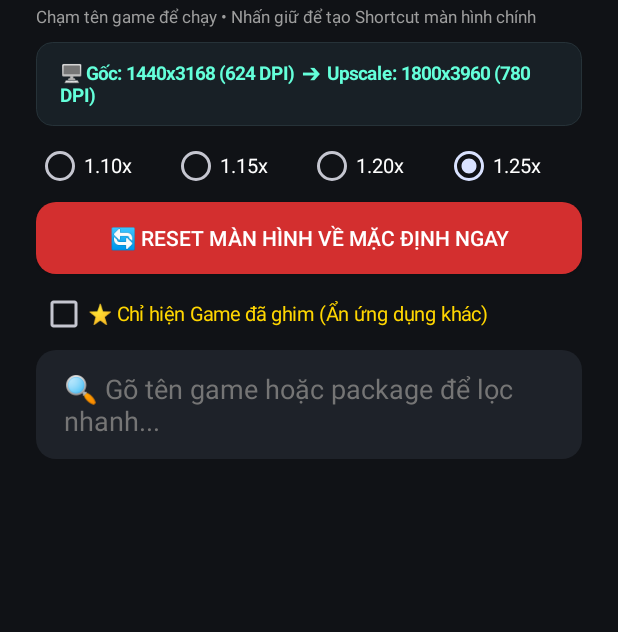
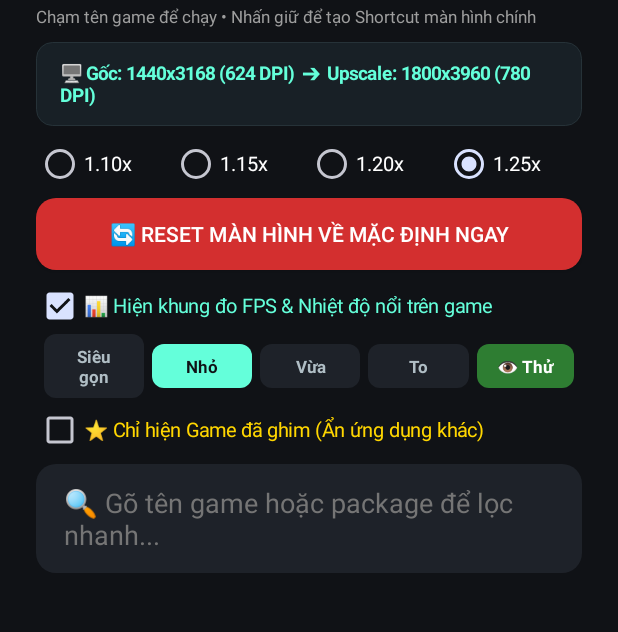
Before and after one commit to hoanfnho7/GameUpscaler, an Android app: the screen it shows after launch (MainActivity), on a phone screen of 412 x 824 dp, the part 83-715 px from its top. Run offline under Robolectric (Android 15) with nearby library versions, the phone set to English and light mode, and no system bars; libraries missing offline, so code that uses them is left out: rikka.shizuku; 1 statement that could not run was skipped.

Commit message:
Feat: Add customizable overlay sizes (Ultra-compact to Large), live preview & saved position

```diff
--- a/app/src/main/java/com/nho/upscaler/MainActivity.kt
+++ b/app/src/main/java/com/nho/upscaler/MainActivity.kt
@@ -18,8 +18,10 @@ import android.graphics.Typeface
 import android.graphics.drawable.Drawable
 import android.graphics.drawable.GradientDrawable
 import android.graphics.drawable.Icon
+import android.net.Uri
 import android.os.Build
 import android.os.Bundle
+import android.provider.Settings
 import android.text.Editable
 import android.text.TextWatcher
 import android.view.Gravity
@@ -48,6 +50,9 @@ class MainActivity : Activity() {
     private val pinnedPkgs = mutableSetOf<String>()
     private var selectedFactor = 125
     private var showPinnedOnly = false
+    private var enableFpsOverlay = true
+    private var overlaySizeLevel = 1
+    private var isPreviewing = false
     private var currentQuery = ""
     private var physW = 1440
     private var physH = 3168
@@ -59,6 +64,8 @@ class MainActivity : Activity() {
         prefs = getSharedPreferences("upscaler_prefs", Context.MODE_PRIVATE)
         selectedFactor = prefs.getInt("saved_factor", 125)
         showPinnedOnly = prefs.getBoolean("show_pinned_only", false)
+        enableFpsOverlay = prefs.getBoolean("enable_fps_overlay", true)
+        overlaySizeLevel = prefs.getInt("overlay_size_level", 1)
 
         if (handleIncomingIntent(intent)) {
             finish()
@@ -107,7 +114,6 @@ class MainActivity : Activity() {
         }
         root.addView(subTitle)
 
-        // Khung hiển thị trực tiếp thông số Pixel & DPI thực tế
         previewTv = TextView(this).apply {
             text = "Đang đọc độ phân giải vật lý..."
             textSize = 12.5f
@@ -120,12 +126,11 @@ class MainActivity : Activity() {
                 setStroke(1, Color.parseColor("#263238"))
             }
         }
-        root.addView(previewTv, LinearLayout.LayoutParams(ViewGroup.LayoutParams.MATCH_PARENT, ViewGroup.LayoutParams.WRAP_CONTENT).apply { bottomMargin = 16 })
+        root.addView(previewTv, LinearLayout.LayoutParams(ViewGroup.LayoutParams.MATCH_PARENT, ViewGroup.LayoutParams.WRAP_CONTENT).apply { bottomMargin = 14 })
 
-        // Hàng chọn 4 mức Upscale chung
         val radioGroup = RadioGroup(this).apply {
             orientation = RadioGroup.HORIZONTAL
-            setPadding(0, 0, 0, 12)
+            setPadding(0, 0, 0, 10)
         }
         val scales = listOf(110 to "1.10x", 115 to "1.15x", 120 to "1.20x", 125 to "1.25x")
         scales.forEach { (factor, label) ->
@@ -147,7 +152,6 @@ class MainActivity : Activity() {
         }
         root.addView(radioGroup, LinearLayout.LayoutParams(ViewGroup.LayoutParams.MATCH_PARENT, ViewGroup.LayoutParams.WRAP_CONTENT))
 
-        // Nút Reset Khẩn Cấp
         val resetBtn = Button(this).apply {
             text = "🔄 RESET MÀN HÌNH VỀ MẶC ĐỊNH NGAY"
             setTextColor(Color.WHITE)
@@ -159,18 +163,111 @@ class MainActivity : Activity() {
                 if (checkShizuku()) {
                     runShizukuScript("wm size reset; wm density reset")
                     cancelActiveNotification()
+                    stopService(Intent(this@MainActivity, FpsOverlayService::class.java))
+                    isPreviewing = false
                     Toast.makeText(context, "Đã Reset màn hình về gốc!", Toast.LENGTH_SHORT).show()
                 }
             }
         }
-        root.addView(resetBtn, LinearLayout.LayoutParams(ViewGroup.LayoutParams.MATCH_PARENT, ViewGroup.LayoutParams.WRAP_CONTENT).apply { bottomMargin = 16 })
+        root.addView(resetBtn, LinearLayout.LayoutParams(ViewGroup.LayoutParams.MATCH_PARENT, ViewGroup.LayoutParams.WRAP_CONTENT).apply { bottomMargin = 12 })
 
-        // Hàng Lọc "Chỉ hiện game đã ghim"
-        val filterRow = LinearLayout(this).apply {
+        // Công tắc bật/tắt Khung đo FPS + Nhiệt độ nổi
+        val fpsCheck = CheckBox(this).apply {
+            text = "📊 Hiện khung đo FPS & Nhiệt độ nổi trên game"
+            textSize = 13f
+            setTextColor(Color.parseColor("#64FFDA"))
+            isChecked = enableFpsOverlay
+            setOnCheckedChangeListener { _, isChecked ->
+                enableFpsOverlay = isChecked
+                prefs.edit().putBoolean("enable_fps_overlay", isChecked).apply()
+                if (isChecked && !Settings.canDrawOverlays(this@MainActivity)) {
+                    Toast.makeText(this@MainActivity, "Hãy cấp quyền 'Hiển thị trên ứng dụng khác' cho app!", Toast.LENGTH_LONG).show()
+                    val intent = Intent(Settings.ACTION_MANAGE_OVERLAY_PERMISSION, Uri.parse("package:$packageName"))
+                    startActivity(intent)
+                } else if (!isChecked) {
+                    stopService(Intent(this@MainActivity, FpsOverlayService::class.java))
+                    isPreviewing = false
+                }
+            }
+        }
+        root.addView(fpsCheck)
+
+        // Hàng tùy chỉnh kích thước khung đo FPS (Siêu gọn / Nhỏ / Vừa / To + Nút Bật thử)
+        val sizeRow = LinearLayout(this).apply {
             orientation = LinearLayout.HORIZONTAL
             gravity = Gravity.CENTER_VERTICAL
-            setPadding(4, 0, 4, 12)
+            setPadding(8, 4, 8, 8)
         }
+        val sizeChips = mutableListOf<TextView>()
+        val sizeLabels = listOf(0 to "Siêu gọn", 1 to "Nhỏ", 2 to "Vừa", 3 to "To")
+
+        fun refreshSizeChips() {
+            sizeChips.forEachIndexed { idx, chip ->
+                val active = (idx == overlaySizeLevel)
+                chip.setTextColor(if (active) Color.parseColor("#101216") else Color.parseColor("#B0BEC5"))
+                chip.background = GradientDrawable().apply {
+                    setColor(if (active) Color.parseColor("#64FFDA") else Color.parseColor("#1E2229"))
+                    cornerRadius = 12f
+                }
+            }
+        }
+
+        sizeLabels.forEach { (lvl, lbl) ->
+            val chip = TextView(this).apply {
+                text = lbl
+                textSize = 11.5f
+                setTypeface(null, Typeface.BOLD)
+                gravity = Gravity.CENTER
+                setPadding(18, 10, 18, 10)
+                setOnClickListener {
+                    overlaySizeLevel = lvl
+                    prefs.edit().putInt("overlay_size_level", lvl).apply()
+                    refreshSizeChips()
+                    val upd = Intent(this@MainActivity, FpsOverlayService::class.java).apply {
+                        action = "UPDATE_STYLE"
+                    }
+                    startService(upd)
+                }
+            }
+            sizeChips.add(chip)
+            sizeRow.addView(chip, LinearLayout.LayoutParams(0, ViewGroup.LayoutParams.WRAP_CONTENT, 1f).apply { rightMargin = 8 })
+        }
+        refreshSizeChips()
+
+        val testOverlayBtn = TextView(this).apply {
+            text = "👁️ Thử"
+            textSize = 11.5f
+            setTypeface(null, Typeface.BOLD)
+            setTextColor(Color.WHITE)
+            gravity = Gravity.CENTER
+            setPadding(20, 10, 20, 10)
+            background = GradientDrawable().apply {
+                setColor(Color.parseColor("#2E7D32"))
+                cornerRadius = 12f
+            }
+            setOnClickListener {
+                if (!Settings.canDrawOverlays(this@MainActivity)) {
+                    Toast.makeText(this@MainActivity, "Hãy cấp quyền Hiển thị trên ứng dụng khác trước!", Toast.LENGTH_SHORT).show()
+                    startActivity(Intent(Settings.ACTION_MANAGE_OVERLAY_PERMISSION, Uri.parse("package:$packageName")))
+                    return@setOnClickListener
+                }
+                if (!isPreviewing) {
+                    val svc = Intent(this@MainActivity, FpsOverlayService::class.java).apply {
+                        putExtra("target_pkg", "")
+                    }
+                    startService(svc)
+                    isPreviewing = true
+                    Toast.makeText(this@MainActivity, "Kéo khung FPS đến góc bạn muốn (chạm vào khung để đổi cỡ)", Toast.LENGTH_SHORT).show()
+                } else {
+                    stopService(Intent(this@MainActivity, FpsOverlayService::class.java))
+                    isPreviewing = false
+                }
+            }
+        }
+        sizeRow.addView(testOverlayBtn)
+        root.addView(sizeRow, LinearLayout.LayoutParams(ViewGroup.LayoutParams.MATCH_PARENT, ViewGroup.LayoutParams.WRAP_CONTENT))
+
+        // Công tắc Chỉ hiện game đã ghim
         val favCheck = CheckBox(this).apply {
             text = "⭐ Chỉ hiện Game đã ghim (Ẩn ứng dụng khác)"
             textSize = 13f
@@ -182,10 +279,8 @@ class MainActivity : Activity() {
                 sortAndFilterApps()
             }
         }
-        filterRow.addView(favCheck)
-        root.addView(filterRow)
+        root.addView(favCheck, LinearLayout.LayoutParams(ViewGroup.LayoutParams.MATCH_PARENT, ViewGroup.LayoutParams.WRAP_CONTENT).apply { bottomMargin = 10 })
 
-        // Ô tìm kiếm
         val searchBox = EditText(this).apply {
             hint = "🔍 Gõ tên game hoặc package để lọc nhanh..."
             setHintTextColor(Color.parseColor("#757575"))
@@ -206,7 +301,6 @@ class MainActivity : Activity() {
         }
         root.addView(searchBox, LinearLayout.LayoutParams(ViewGroup.LayoutParams.MATCH_PARENT, ViewGroup.LayoutParams.WRAP_CONTENT).apply { bottomMargin = 16 })
 
-        // Danh sách Game
         val listView = ListView(this).apply {
             divider = null
             dividerHeight = 14
@@ -251,7 +345,6 @@ class MainActivity : Activity() {
                 textCol.addView(nameTv)
                 textCol.addView(pkgTv)
 
-                // Nút chọn mức Scale riêng cho từng game (Per-game profile badge)
                 val scaleBadge = TextView(this@MainActivity).apply {
                     val labelStr = "${effectiveScale / 100}.${effectiveScale % 100}x"
                     text = if (item.customScale > 0) "🎯 $labelStr" else labelStr
@@ -263,12 +356,9 @@ class MainActivity : Activity() {
                         setColor(Color.parseColor("#263238"))
                         cornerRadius = 14f
                     }
-                    setOnClickListener {
-                        cyclePerGameScale(item)
-                    }
+                    setOnClickListener { cyclePerGameScale(item) }
                 }
 
-                // Nút Ngôi sao Ghim
                 val pinBtn = TextView(this@MainActivity).apply {
                     text = if (item.isPinned) "⭐" else "☆"
                     textSize = 20f
@@ -282,9 +372,7 @@ class MainActivity : Activity() {
                 row.addView(scaleBadge)
                 row.addView(pinBtn)
 
-                row.setOnClickListener {
-                    launchGameByPkg(item.pkg, item.name, effectiveScale)
-                }
+                row.setOnClickListener { launchGameByPkg(item.pkg, item.name, effectiveScale) }
                 row.setOnLongClickListener {
                     createPinnedShortcut(item, effectiveScale)
                     true
@@ -314,6 +402,7 @@ class MainActivity : Activity() {
             if (checkShizuku()) {
                 runShizukuScript("wm size reset; wm density reset")
                 cancelActiveNotification()
+                stopService(Intent(this, FpsOverlayService::class.java))
                 Toast.makeText(this, "✅ Đã khôi phục màn hình gốc!", Toast.LENGTH_SHORT).show()
             }
             return true
@@ -519,6 +608,18 @@ class MainActivity : Activity() {
         Toast.makeText(this, "🚀 Đang kích $scaleStr cho $gameName...", Toast.LENGTH_SHORT).show()
         showActiveNotification(gameName, factor)
 
+        if (enableFpsOverlay) {
+            if (Settings.canDrawOverlays(this)) {
+                val svcIntent = Intent(this, FpsOverlayService::class.java).apply {
+                    putExtra("target_pkg", pkg)
+                }
+                startService(svcIntent)
+                isPreviewing = false
+            } else {
+                Toast.makeText(this, "⚠️ Chưa bật quyền Hiển thị trên ứng dụng khác để đo FPS!", Toast.LENGTH_LONG).show()
+            }
+        }
+
         val dl = "$"
         val script = "PHYS_RES=" + dl + "(wm size | grep 'Physical size' | cut -d: -f2 | tr -d ' \\r'); " +
                 "PHYS_DEN=" + dl + "(wm density | grep 'Physical density' | cut -d: -f2 | tr -d ' \\r'); " +
```
Also changed, not shown: app/src/main/java/com/nho/upscaler/FpsOverlayService.kt (added, +305 -0 lines).
